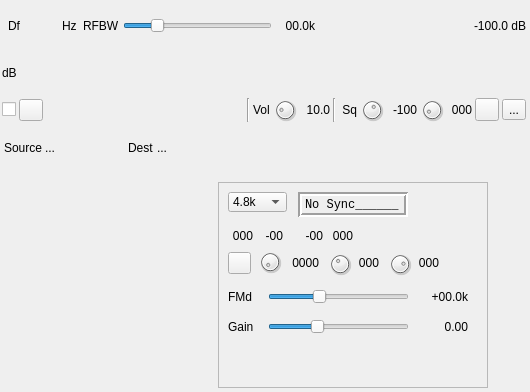
Above: plugins/channelrx/demodm17/m17demodgui.ui from f4exb/sdrangel before the change. Below: the same form after it.
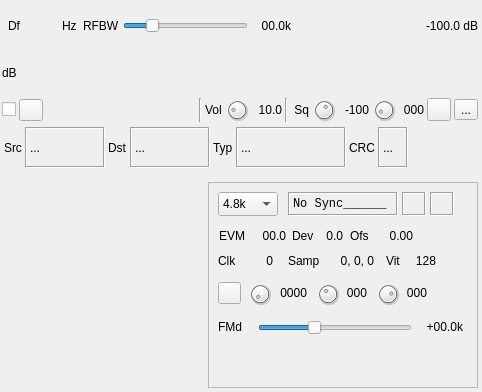
That is the form after the change. Icons and pictures are not drawn. Custom widgets are drawn as their Qt base class.

Commit message: M17 demod: first M17 processing implementation

The edit to the form file:
```diff
--- a/plugins/channelrx/demodm17/m17demodgui.ui
+++ b/plugins/channelrx/demodm17/m17demodgui.ui
@@ -6,7 +6,7 @@
    <rect>
     <x>0</x>
     <y>0</y>
-    <width>530</width>
+    <width>482</width>
     <height>392</height>
    </rect>
   </property>
@@ -18,7 +18,7 @@
   </property>
   <property name="minimumSize">
    <size>
-    <width>530</width>
+    <width>482</width>
     <height>392</height>
    </size>
   </property>
@@ -42,7 +42,7 @@
     <rect>
      <x>0</x>
      <y>0</y>
-     <width>528</width>
+     <width>480</width>
      <height>172</height>
     </rect>
    </property>
@@ -54,7 +54,7 @@
    </property>
    <property name="minimumSize">
     <size>
-     <width>528</width>
+     <width>480</width>
      <height>0</height>
     </size>
    </property>
@@ -532,7 +532,7 @@
       <item>
        <widget class="QLabel" name="sourceLabel">
         <property name="text">
-         <string>Source</string>
+         <string>Src</string>
         </property>
        </widget>
       </item>
@@ -544,6 +544,15 @@
           <height>0</height>
          </size>
         </property>
+        <property name="toolTip">
+         <string>Source callsign</string>
+        </property>
+        <property name="frameShape">
+         <enum>QFrame::Box</enum>
+        </property>
+        <property name="frameShadow">
+         <enum>QFrame::Sunken</enum>
+        </property>
         <property name="text">
          <string>...</string>
         </property>
@@ -552,7 +561,7 @@
       <item>
        <widget class="QLabel" name="destLabel">
         <property name="text">
-         <string>Dest</string>
+         <string>Dst</string>
         </property>
        </widget>
       </item>
@@ -564,6 +573,73 @@
           <height>0</height>
          </size>
         </property>
+        <property name="toolTip">
+         <string>Destination callsign</string>
+        </property>
+        <property name="frameShape">
+         <enum>QFrame::Box</enum>
+        </property>
+        <property name="frameShadow">
+         <enum>QFrame::Sunken</enum>
+        </property>
+        <property name="text">
+         <string>...</string>
+        </property>
+       </widget>
+      </item>
+      <item>
+       <widget class="QLabel" name="typeLabel">
+        <property name="text">
+         <string>Typ</string>
+        </property>
+       </widget>
+      </item>
+      <item>
+       <widget class="QLabel" name="typeText">
+        <property name="minimumSize">
+         <size>
+          <width>110</width>
+          <height>0</height>
+         </size>
+        </property>
+        <property name="toolTip">
+         <string>Data stream type information</string>
+        </property>
+        <property name="frameShape">
+         <enum>QFrame::Box</enum>
+        </property>
+        <property name="frameShadow">
+         <enum>QFrame::Sunken</enum>
+        </property>
+        <property name="text">
+         <string>...</string>
+        </property>
+       </widget>
+      </item>
+      <item>
+       <widget class="QLabel" name="crcLabel">
+        <property name="text">
+         <string>CRC</string>
+        </property>
+       </widget>
+      </item>
+      <item>
+       <widget class="QLabel" name="crcText">
+        <property name="minimumSize">
+         <size>
+          <width>30</width>
+          <height>0</height>
+         </size>
+        </property>
+        <property name="toolTip">
+         <string>CRC for the LSF data</string>
+        </property>
+        <property name="frameShape">
+         <enum>QFrame::Box</enum>
+        </property>
+        <property name="frameShadow">
+         <enum>QFrame::Sunken</enum>
+        </property>
         <property name="text">
          <string>...</string>
         </property>
@@ -589,7 +665,7 @@
   <widget class="QWidget" name="scopeWidget" native="true">
    <property name="geometry">
     <rect>
-     <x>10</x>
+     <x>0</x>
      <y>180</y>
      <width>480</width>
      <height>210</height>
@@ -646,8 +722,8 @@
         <rect>
          <x>10</x>
          <y>10</y>
-         <width>59</width>
-         <height>20</height>
+         <width>60</width>
+         <height>24</height>
         </rect>
        </property>
        <property name="sizePolicy">
@@ -683,7 +759,7 @@
          <x>80</x>
          <y>10</y>
          <width>110</width>
-         <height>25</height>
+         <height>24</height>
         </rect>
        </property>
        <property name="minimumSize">
@@ -695,7 +771,7 @@
        <property name="maximumSize">
         <size>
          <width>16777215</width>
-         <height>25</height>
+         <height>24</height>
         </size>
        </property>
        <property name="font">
@@ -714,7 +790,7 @@
         <enum>QFrame::Sunken</enum>
        </property>
        <property name="lineWidth">
-        <number>2</number>
+        <number>1</number>
        </property>
        <property name="text">
         <string>No Sync______</string>
@@ -723,48 +799,41 @@
       <widget class="QLabel" name="symbolSyncQualityText">
        <property name="geometry">
         <rect>
-         <x>10</x>
-         <y>40</y>
-         <width>25</width>
-         <height>28</height>
+         <x>194</x>
+         <y>10</y>
+         <width>24</width>
+         <height>24</height>
         </rect>
        </property>
+       <property name="sizePolicy">
+        <sizepolicy hsizetype="Fixed" vsizetype="Fixed">
+         <horstretch>0</horstretch>
+         <verstretch>0</verstretch>
+        </sizepolicy>
+       </property>
        <property name="minimumSize">
         <size>
-         <width>25</width>
-         <height>0</height>
+         <width>24</width>
+         <height>24</height>
         </size>
        </property>
-       <property name="toolTip">
-        <string>Symbol synchronization rate (%)</string>
-       </property>
-       <property name="text">
-        <string>000</string>
-       </property>
-       <property name="alignment">
-        <set>Qt::AlignRight|Qt::AlignTrailing|Qt::AlignVCenter</set>
-       </property>
-      </widget>
-      <widget class="QLabel" name="zcPosText">
-       <property name="geometry">
-        <rect>
-         <x>40</x>
-         <y>40</y>
-         <width>25</width>
-         <height>28</height>
-        </rect>
-       </property>
-       <property name="minimumSize">
+       <property name="maximumSize">
         <size>
-         <width>25</width>
-         <height>0</height>
+         <width>24</width>
+         <height>24</height>
         </size>
        </property>
        <property name="toolTip">
         <string>Zero crossing relative position in number of samples (&lt;0 sampling point lags, &gt;0 it leads)</string>
        </property>
+       <property name="frameShape">
+        <enum>QFrame::Box</enum>
+       </property>
+       <property name="frameShadow">
+        <enum>QFrame::Sunken</enum>
+       </property>
        <property name="text">
-        <string>-00</string>
+        <string/>
        </property>
        <property name="alignment">
         <set>Qt::AlignRight|Qt::AlignTrailing|Qt::AlignVCenter</set>
@@ -773,7 +842,7 @@
       <widget class="QLabel" name="inCarrierPosText">
        <property name="geometry">
         <rect>
-         <x>80</x>
+         <x>84</x>
          <y>40</y>
          <width>25</width>
          <height>28</height>
@@ -789,10 +858,10 @@
         <string>Carrier relative position (%) when synchronized</string>
        </property>
        <property name="text">
-        <string>-00</string>
+        <string>Dev</string>
        </property>
        <property name="alignment">
-        <set>Qt::AlignRight|Qt::AlignTrailing|Qt::AlignVCenter</set>
+        <set>Qt::AlignLeading|Qt::AlignLeft|Qt::AlignVCenter</set>
        </property>
       </widget>
       <widget class="QLabel" name="inLevelText">
@@ -814,7 +883,7 @@
         <string>Carrier input level (%) when synchronized</string>
        </property>
        <property name="text">
-        <string>000</string>
+        <string>0.0</string>
        </property>
        <property name="alignment">
         <set>Qt::AlignRight|Qt::AlignTrailing|Qt::AlignVCenter</set>
@@ -824,7 +893,7 @@
        <property name="geometry">
         <rect>
          <x>10</x>
-         <y>70</y>
+         <y>100</y>
          <width>23</width>
          <height>22</height>
         </rect>
@@ -848,9 +917,9 @@
        <property name="geometry">
         <rect>
          <x>50</x>
-         <y>107</y>
-         <width>141</width>
-         <height>16</height>
+         <y>135</y>
+         <width>154</width>
+         <height>22</height>
         </rect>
        </property>
        <property name="toolTip">
@@ -876,7 +945,7 @@
        <property name="geometry">
         <rect>
          <x>10</x>
-         <y>100</y>
+         <y>130</y>
          <width>25</width>
          <height>29</height>
         </rect>
@@ -888,8 +957,8 @@
       <widget class="QLabel" name="fmDeviationText">
        <property name="geometry">
         <rect>
-         <x>200</x>
-         <y>100</y>
+         <x>205</x>
+         <y>130</y>
          <width>50</width>
          <height>29</height>
         </rect>
@@ -907,58 +976,11 @@
         <set>Qt::AlignRight|Qt::AlignTrailing|Qt::AlignVCenter</set>
        </property>
       </widget>
-      <widget class="QLabel" name="demodGainLabel">
-       <property name="geometry">
-        <rect>
-         <x>10</x>
-         <y>130</y>
-         <width>28</width>
-         <height>30</height>
-        </rect>
-       </property>
-       <property name="text">
-        <string>Gain</string>
-       </property>
-      </widget>
-      <widget class="QSlider" name="demodGain">
-       <property name="geometry">
-        <rect>
-         <x>50</x>
-         <y>137</y>
-         <width>141</width>
-         <height>16</height>
-        </rect>
-       </property>
-       <property name="minimumSize">
-        <size>
-         <width>0</width>
-         <height>0</height>
-        </size>
-       </property>
-       <property name="toolTip">
-        <string>Gain after discriminator</string>
-       </property>
-       <property name="minimum">
-        <number>50</number>
-       </property>
-       <property name="maximum">
-        <number>200</number>
-       </property>
-       <property name="pageStep">
-        <number>1</number>
-       </property>
-       <property name="sliderPosition">
-        <number>100</number>
-       </property>
-       <property name="orientation">
-        <enum>Qt::Horizontal</enum>
-       </property>
-      </widget>
       <widget class="QDial" name="traceLength">
        <property name="geometry">
         <rect>
          <x>40</x>
-         <y>68</y>
+         <y>100</y>
          <width>24</width>
          <height>24</height>
         </rect>
@@ -988,10 +1010,10 @@
       <widget class="QLabel" name="traceLengthText">
        <property name="geometry">
         <rect>
-         <x>70</x>
-         <y>73</y>
+         <x>68</x>
+         <y>100</y>
          <width>31</width>
-         <height>16</height>
+         <height>22</height>
         </rect>
        </property>
        <property name="toolTip">
@@ -1004,33 +1026,11 @@
         <set>Qt::AlignRight|Qt::AlignTrailing|Qt::AlignVCenter</set>
        </property>
       </widget>
-      <widget class="QLabel" name="demodGainText">
-       <property name="geometry">
-        <rect>
-         <x>200</x>
-         <y>130</y>
-         <width>50</width>
-         <height>29</height>
-        </rect>
-       </property>
-       <property name="minimumSize">
-        <size>
-         <width>50</width>
-         <height>0</height>
-        </size>
-       </property>
-       <property name="text">
-        <string>0.00</string>
-       </property>
-       <property name="alignment">
-        <set>Qt::AlignRight|Qt::AlignTrailing|Qt::AlignVCenter</set>
-       </property>
-      </widget>
       <widget class="QDial" name="traceStroke">
        <property name="geometry">
         <rect>
-         <x>110</x>
-         <y>70</y>
+         <x>108</x>
+         <y>100</y>
          <width>24</width>
          <height>24</height>
         </rect>
@@ -1060,10 +1060,10 @@
       <widget class="QLabel" name="traceStrokeText">
        <property name="geometry">
         <rect>
-         <x>130</x>
-         <y>73</y>
+         <x>128</x>
+         <y>100</y>
          <width>31</width>
-         <height>16</height>
+         <height>22</height>
         </rect>
        </property>
        <property name="toolTip">
@@ -1079,8 +1079,8 @@
       <widget class="QDial" name="traceDecay">
        <property name="geometry">
         <rect>
-         <x>170</x>
-         <y>70</y>
+         <x>168</x>
+         <y>100</y>
          <width>24</width>
          <height>24</height>
         </rect>
@@ -1110,10 +1110,10 @@
       <widget class="QLabel" name="traceDecayText">
        <property name="geometry">
         <rect>
-         <x>190</x>
-         <y>73</y>
+         <x>188</x>
+         <y>100</y>
          <width>31</width>
-         <height>16</height>
+         <height>22</height>
         </rect>
        </property>
        <property name="toolTip">
@@ -1126,6 +1126,299 @@
         <set>Qt::AlignRight|Qt::AlignTrailing|Qt::AlignVCenter</set>
        </property>
       </widget>
+      <widget class="QLabel" name="lockLabel">
+       <property name="geometry">
+        <rect>
+         <x>222</x>
+         <y>10</y>
+         <width>24</width>
+         <height>24</height>
+        </rect>
+       </property>
+       <property name="sizePolicy">
+        <sizepolicy hsizetype="Fixed" vsizetype="Fixed">
+         <horstretch>0</horstretch>
+         <verstretch>0</verstretch>
+        </sizepolicy>
+       </property>
+       <property name="minimumSize">
+        <size>
+         <width>24</width>
+         <height>24</height>
+        </size>
+       </property>
+       <property name="maximumSize">
+        <size>
+         <width>24</width>
+         <height>24</height>
+        </size>
+       </property>
+       <property name="toolTip">
+        <string>Locked state</string>
+       </property>
+       <property name="frameShape">
+        <enum>QFrame::Box</enum>
+       </property>
+       <property name="frameShadow">
+        <enum>QFrame::Sunken</enum>
+       </property>
+       <property name="text">
+        <string/>
+       </property>
+       <property name="alignment">
+        <set>Qt::AlignRight|Qt::AlignTrailing|Qt::AlignVCenter</set>
+       </property>
+      </widget>
+      <widget class="QLabel" name="evmLabel">
+       <property name="geometry">
+        <rect>
+         <x>10</x>
+         <y>40</y>
+         <width>27</width>
+         <height>28</height>
+        </rect>
+       </property>
+       <property name="minimumSize">
+        <size>
+         <width>27</width>
+         <height>0</height>
+        </size>
+       </property>
+       <property name="toolTip">
+        <string>Carrier relative position (%) when synchronized</string>
+       </property>
+       <property name="text">
+        <string>EVM</string>
+       </property>
+       <property name="alignment">
+        <set>Qt::AlignRight|Qt::AlignTrailing|Qt::AlignVCenter</set>
+       </property>
+      </widget>
+      <widget class="QLabel" name="evmText">
+       <property name="geometry">
+        <rect>
+         <x>40</x>
+         <y>40</y>
+         <width>38</width>
+         <height>28</height>
+        </rect>
+       </property>
+       <property name="minimumSize">
+        <size>
+         <width>30</width>
+         <height>0</height>
+        </size>
+       </property>
+       <property name="toolTip">
+        <string>Error Vector Magnitude (%) when synchronized</string>
+       </property>
+       <property name="text">
+        <string>00.0</string>
+       </property>
+       <property name="alignment">
+        <set>Qt::AlignRight|Qt::AlignTrailing|Qt::AlignVCenter</set>
+       </property>
+      </widget>
+      <widget class="QLabel" name="offsetLabel">
+       <property name="geometry">
+        <rect>
+         <x>142</x>
+         <y>40</y>
+         <width>25</width>
+         <height>28</height>
+        </rect>
+       </property>
+       <property name="minimumSize">
+        <size>
+         <width>25</width>
+         <height>0</height>
+        </size>
+       </property>
+       <property name="toolTip">
+        <string>Carrier relative position (%) when synchronized</string>
+       </property>
+       <property name="text">
+        <string>Ofs</string>
+       </property>
+       <property name="alignment">
+        <set>Qt::AlignLeading|Qt::AlignLeft|Qt::AlignVCenter</set>
+       </property>
+      </widget>
+      <widget class="QLabel" name="offsetText">
+       <property name="geometry">
+        <rect>
+         <x>170</x>
+         <y>40</y>
+         <width>35</width>
+         <height>28</height>
+        </rect>
+       </property>
+       <property name="minimumSize">
+        <size>
+         <width>25</width>
+         <height>0</height>
+        </size>
+       </property>
+       <property name="toolTip">
+        <string>Carrier input level (%) when synchronized</string>
+       </property>
+       <property name="text">
+        <string>0.00</string>
+       </property>
+       <property name="alignment">
+        <set>Qt::AlignRight|Qt::AlignTrailing|Qt::AlignVCenter</set>
+       </property>
+      </widget>
+      <widget class="QLabel" name="viterbiLabel">
+       <property name="geometry">
+        <rect>
+         <x>178</x>
+         <y>65</y>
+         <width>25</width>
+         <height>28</height>
+        </rect>
+       </property>
+       <property name="minimumSize">
+        <size>
+         <width>25</width>
+         <height>0</height>
+        </size>
+       </property>
+       <property name="toolTip">
+        <string>Carrier relative position (%) when synchronized</string>
+       </property>
+       <property name="text">
+        <string>Vit</string>
+       </property>
+       <property name="alignment">
+        <set>Qt::AlignLeading|Qt::AlignLeft|Qt::AlignVCenter</set>
+       </property>
+      </widget>
+      <widget class="QLabel" name="viterbiText">
+       <property name="geometry">
+        <rect>
+         <x>203</x>
+         <y>65</y>
+         <width>25</width>
+         <height>28</height>
+        </rect>
+       </property>
+       <property name="minimumSize">
+        <size>
+         <width>25</width>
+         <height>0</height>
+        </size>
+       </property>
+       <property name="toolTip">
+        <string>Carrier input level (%) when synchronized</string>
+       </property>
+       <property name="text">
+        <string>128</string>
+       </property>
+       <property name="alignment">
+        <set>Qt::AlignRight|Qt::AlignTrailing|Qt::AlignVCenter</set>
+       </property>
+      </widget>
+      <widget class="QLabel" name="clockLabel">
+       <property name="geometry">
+        <rect>
+         <x>10</x>
+         <y>65</y>
+         <width>25</width>
+         <height>28</height>
+        </rect>
+       </property>
+       <property name="minimumSize">
+        <size>
+         <width>25</width>
+         <height>0</height>
+        </size>
+       </property>
+       <property name="toolTip">
+        <string>Carrier relative position (%) when synchronized</string>
+       </property>
+       <property name="text">
+        <string>Clk</string>
+       </property>
+       <property name="alignment">
+        <set>Qt::AlignLeading|Qt::AlignLeft|Qt::AlignVCenter</set>
+       </property>
+      </widget>
+      <widget class="QLabel" name="clockText">
+       <property name="geometry">
+        <rect>
+         <x>40</x>
+         <y>65</y>
+         <width>25</width>
+         <height>28</height>
+        </rect>
+       </property>
+       <property name="minimumSize">
+        <size>
+         <width>25</width>
+         <height>0</height>
+        </size>
+       </property>
+       <property name="toolTip">
+        <string>Carrier input level (%) when synchronized</string>
+       </property>
+       <property name="text">
+        <string>0</string>
+       </property>
+       <property name="alignment">
+        <set>Qt::AlignRight|Qt::AlignTrailing|Qt::AlignVCenter</set>
+       </property>
+      </widget>
+      <widget class="QLabel" name="sampleLabel">
+       <property name="geometry">
+        <rect>
+         <x>80</x>
+         <y>65</y>
+         <width>35</width>
+         <height>28</height>
+        </rect>
+       </property>
+       <property name="minimumSize">
+        <size>
+         <width>25</width>
+         <height>0</height>
+        </size>
+       </property>
+       <property name="toolTip">
+        <string>Carrier relative position (%) when synchronized</string>
+       </property>
+       <property name="text">
+        <string>Samp</string>
+       </property>
+       <property name="alignment">
+        <set>Qt::AlignLeading|Qt::AlignLeft|Qt::AlignVCenter</set>
+       </property>
+      </widget>
+      <widget class="QLabel" name="sampleText">
+       <property name="geometry">
+        <rect>
+         <x>120</x>
+         <y>65</y>
+         <width>46</width>
+         <height>28</height>
+        </rect>
+       </property>
+       <property name="minimumSize">
+        <size>
+         <width>25</width>
+         <height>0</height>
+        </size>
+       </property>
+       <property name="toolTip">
+        <string>Carrier input level (%) when synchronized</string>
+       </property>
+       <property name="text">
+        <string>0, 0, 0</string>
+       </property>
+       <property name="alignment">
+        <set>Qt::AlignRight|Qt::AlignTrailing|Qt::AlignVCenter</set>
+       </property>
+      </widget>
      </widget>
     </item>
    </layout>
```
Left out of the diff: 10 changed lines with no effect on the pictures. The commit also changes 49 other files.
